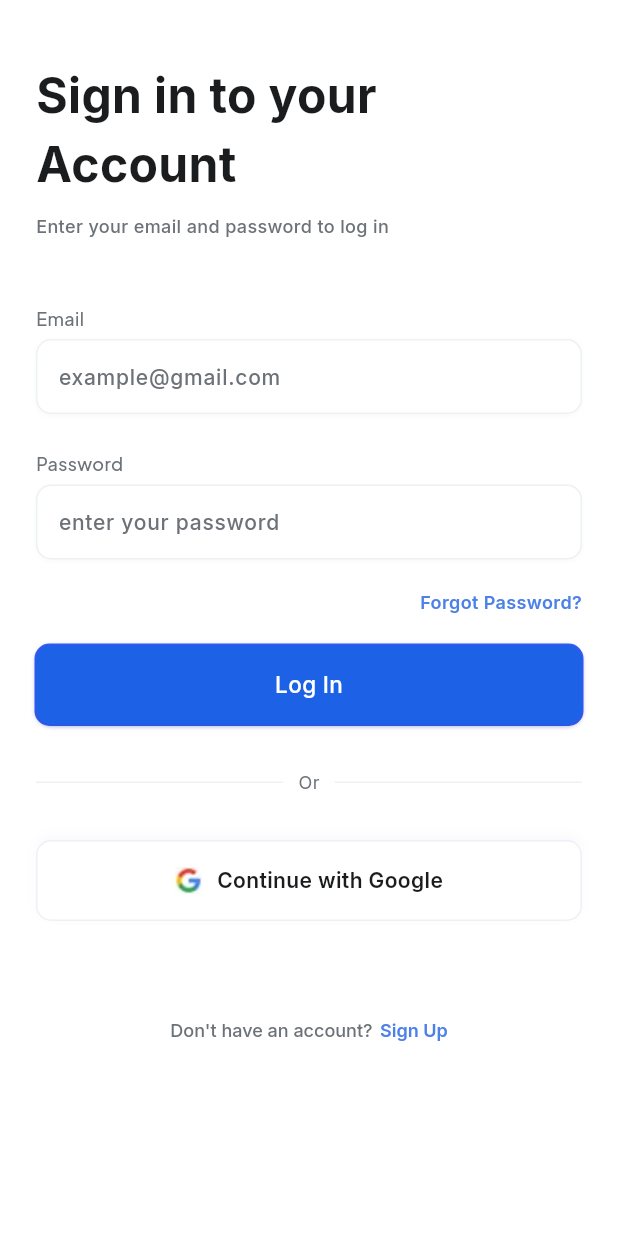
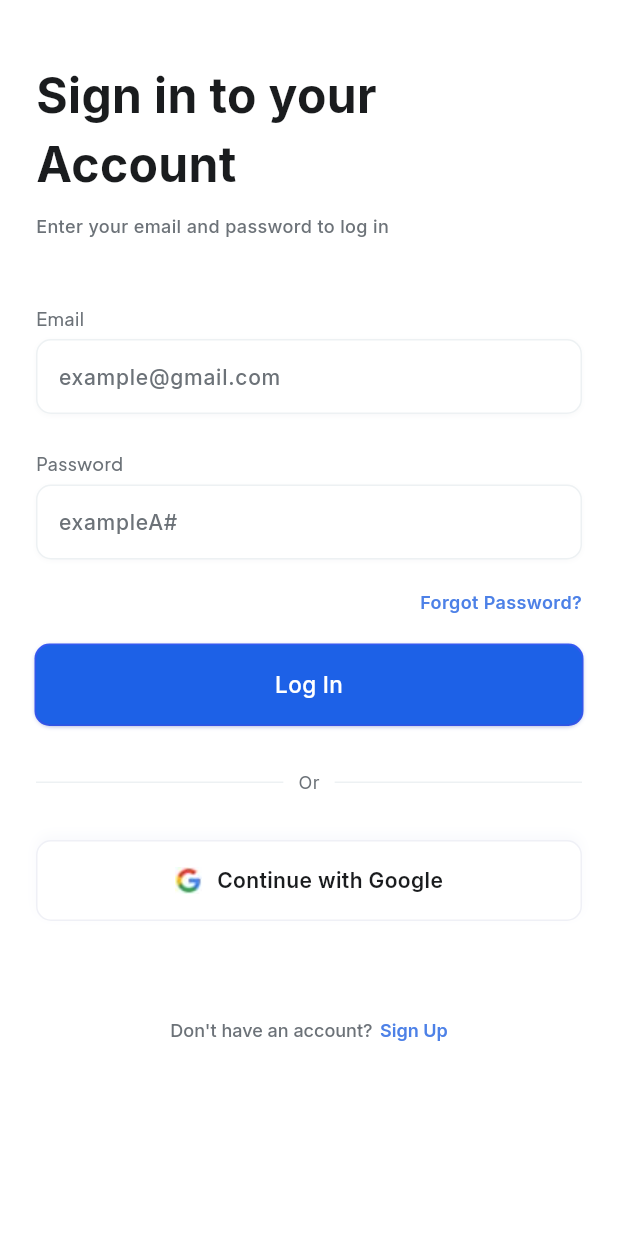
Before and after one commit to yozhykovanatolii/smart_courier_assistant_app, a Flutter app: the screen it shows after launch, on a phone screen of 412 x 824 dp. Run offline on Flutter 3.47's test engine with Material 3 defaults, Android fonts, the phone set to English and light mode, and no system bars; our stand-ins replace another_flutter_splash_screen, bloc, firebase_core, flutter_bloc, formz; accounts and stored records are empty.

Commit message:
Add package flutter_localizations and update LoginEmailField, LoginPasswordField

```diff
--- a/lib/feature/login/widgets/login_email_field.dart
+++ b/lib/feature/login/widgets/login_email_field.dart
@@ -1,16 +1,43 @@
 import 'package:flutter/material.dart';
 import 'package:flutter_bloc/flutter_bloc.dart';
 import 'package:smart_courier_assistant_app/feature/login/cubit/login_cubit.dart';
+import 'package:smart_courier_assistant_app/generated/l10n.dart';
 import 'package:smart_courier_assistant_app/ui/widgets/app_text_field.dart';
+import 'package:smart_courier_assistant_app/validation/email_validator.dart';
 
 class LoginEmailField extends StatelessWidget {
   const LoginEmailField({super.key});
 
   @override
   Widget build(BuildContext context) {
+    final emailValidator = context.select<LoginCubit, EmailValidator>(
+      (loginCubit) => loginCubit.state.emailValidator,
+    );
+    final errorMessage = _mapEmailInputErrorToString(
+      context,
+      emailValidator.error,
+    );
+
     return AppTextField(
       hintText: 'example@gmail.com',
       onChanged: context.read<LoginCubit>().setLoginEmail,
+      errorMessage: emailValidator.isPure ? null : errorMessage,
     );
   }
+
+  String? _mapEmailInputErrorToString(
+    BuildContext context,
+    EmailInputError? emailInputError,
+  ) {
+    final l10n = S.of(context);
+
+    if (emailInputError == null) return null;
+
+    switch (emailInputError) {
+      case EmailInputError.empty:
+        return l10n.emailEmpty;
+      case EmailInputError.invalidFormat:
+        return l10n.emailIncorrectFormat;
+    }
+  }
 }
--- a/lib/feature/login/widgets/login_password_field.dart
+++ b/lib/feature/login/widgets/login_password_field.dart
@@ -1,17 +1,48 @@
 import 'package:flutter/material.dart';
 import 'package:flutter_bloc/flutter_bloc.dart';
 import 'package:smart_courier_assistant_app/feature/login/cubit/login_cubit.dart';
+import 'package:smart_courier_assistant_app/generated/l10n.dart';
 import 'package:smart_courier_assistant_app/ui/widgets/app_text_field.dart';
+import 'package:smart_courier_assistant_app/validation/password_validator.dart';
 
 class LoginPasswordField extends StatelessWidget {
   const LoginPasswordField({super.key});
 
   @override
   Widget build(BuildContext context) {
+    final passwordValidator = context.select<LoginCubit, PasswordValidator>(
+      (loginCubit) => loginCubit.state.passwordValidator,
+    );
+    final errorMessage = _mapPasswordInputErrorToString(
+      context,
+      passwordValidator.error,
+    );
+
     return AppTextField(
-      hintText: 'enter your password',
+      hintText: 'exampleA#',
       obscureText: true,
       onChanged: context.read<LoginCubit>().setLoginPassword,
+      errorMessage: passwordValidator.isPure ? null : errorMessage,
     );
   }
+
+  String? _mapPasswordInputErrorToString(
+    BuildContext context,
+    PasswordInputError? passwordInputError,
+  ) {
+    final l10n = S.of(context);
+
+    if (passwordInputError == null) return null;
+
+    switch (passwordInputError) {
+      case PasswordInputError.empty:
+        return l10n.passwordEmpty;
+      case PasswordInputError.lengthLessEight:
+        return l10n.passwordLengthLessEight;
+      case PasswordInputError.notExistUpperCaseLetter:
+        return l10n.passwordContainsUpperLetter;
+      case PasswordInputError.notExistSpecialLetter:
+        return l10n.passwordContainsSpecialCharacter;
+    }
+  }
 }
--- /dev/null
+++ b/lib/l10n/intl_en.arb
@@ -0,0 +1,8 @@
+{
+  "emailEmpty": "The email should not be empty",
+  "emailIncorrectFormat": "The email entered is in an incorrect format.",
+  "passwordEmpty": "The password must not be empty",
+  "passwordLengthLessEight": "The password must be at least 8 characters long",
+  "passwordContainsUpperLetter": "The password must contain at least one uppercase letter",
+  "passwordContainsSpecialCharacter": "The password must contain at least one special character"
+}
--- /dev/null
+++ b/lib/l10n/intl_uk.arb
@@ -0,0 +1,8 @@
+{
+  "emailEmpty": "Пошта не повинна бути порожньою",
+  "emailIncorrectFormat": "Введена пошта має неправильний формат.",
+  "passwordEmpty": "Пароль не повинен бути порожнім",
+  "passwordLengthLessEight": "Пароль має містити щонайменше 8 символів",
+  "passwordContainsUpperLetter": "Пароль повинен містити хоча б одну велику літеру",
+  "passwordContainsSpecialCharacter": "Пароль повинен містити принаймні один спеціальний символ"
+}
--- a/lib/main.dart
+++ b/lib/main.dart
@@ -1,7 +1,9 @@
 import 'package:firebase_core/firebase_core.dart';
 import 'package:flutter/material.dart';
+import 'package:flutter_localizations/flutter_localizations.dart';
 import 'package:smart_courier_assistant_app/feature/splash/splash.dart';
 import 'package:smart_courier_assistant_app/firebase_options.dart';
+import 'package:smart_courier_assistant_app/generated/l10n.dart';
 
 Future<void> main() async {
   WidgetsFlutterBinding.ensureInitialized();
@@ -16,9 +18,16 @@ class SmartCourierAssistantApp extends StatelessWidget {
 
   @override
   Widget build(BuildContext context) {
-    return const MaterialApp(
+    return MaterialApp(
       debugShowCheckedModeBanner: false,
-      home: SplashPage(),
+      localizationsDelegates: [
+        S.delegate,
+        GlobalMaterialLocalizations.delegate,
+        GlobalWidgetsLocalizations.delegate,
+        GlobalCupertinoLocalizations.delegate,
+      ],
+      supportedLocales: S.delegate.supportedLocales,
+      home: const SplashPage(),
     );
   }
 }
--- a/lib/ui/widgets/app_text_field.dart
+++ b/lib/ui/widgets/app_text_field.dart
@@ -7,11 +7,13 @@ class AppTextField extends StatelessWidget {
     super.key,
     required this.hintText,
     required this.onChanged,
+    this.errorMessage,
     this.obscureText = false,
   });
 
   final String hintText;
   final ValueChanged<String>? onChanged;
+  final String? errorMessage;
   final bool obscureText;
 
   @override
@@ -44,6 +46,7 @@ class AppTextField extends StatelessWidget {
         obscuringCharacter: '*',
         decoration: InputDecoration(
           hintText: hintText,
+          errorText: errorMessage,
           hintStyle: const TextStyle(
             color: AppColors.grey,
             fontSize: 14,
--- a/lib/validation/email_validator.dart
+++ b/lib/validation/email_validator.dart
@@ -13,7 +13,7 @@ class EmailValidator extends FormzInput<String, EmailInputError> {
   @override
   EmailInputError? validator(String email) {
     if (email.isEmpty) return EmailInputError.empty;
-    if (email.endsWith('@gmail.com')) return EmailInputError.invalidFormat;
+    if (!email.endsWith('@gmail.com')) return EmailInputError.invalidFormat;
     return null;
   }
 }
```
Also changed, not shown: pubspec.yaml (+6 -2 lines), lib/generated/intl/messages_all.dart (added), lib/generated/intl/messages_en.dart (added), lib/generated/intl/messages_uk.dart (added), lib/generated/l10n.dart (added), pubspec.lock.
